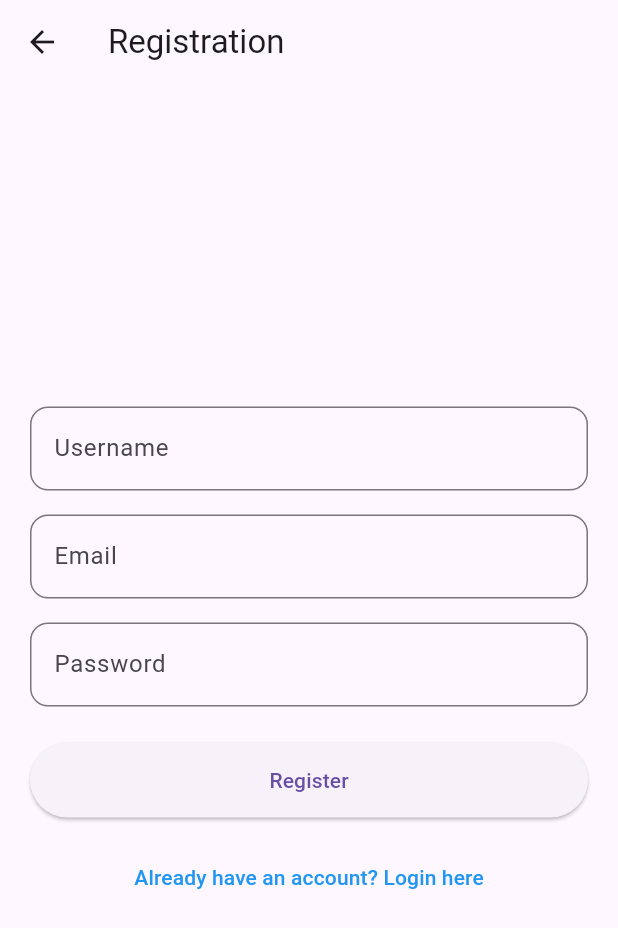
After one commit to nurfaidz/simply-inventory-with-flutter, a Flutter app: the RegistrationPage screen opened by its route, after a tap on "Register", on a phone screen of 412 x 824 dp. The commit adds this screen. Shown: the top 928 px of the screen. Run offline on Flutter 3.47's test engine with Material 3 defaults, Android fonts, the phone set to English and light mode, and no system bars.

Commit message:
feat(route.dart): add registration page route to the app fix(login_page.dart): add button to navigate to the registration page feat(registration_page.dart): create registration page with form fields and buttons for registration and navigation to login page

```diff
--- a/lib/app/route.dart
+++ b/lib/app/route.dart
@@ -10,6 +10,7 @@ import '../features/outgoing_items/outgoing_item_page.dart';
 import '../features/outgoing_items/create_outgoing_item_page.dart';
 import '../features/outgoing_items/detail_outgoing_item_page.dart';
 import '../features/auths/login_page.dart';
+import '../features/auths/registration_page.dart';
 
 class AppRoutes {
   static Map<String, WidgetBuilder> get routes => {
@@ -31,5 +32,6 @@ class AppRoutes {
         '/outgoing-items/show': (context) => const DetailOutgoingItemPage(),
 
         '/login': (context) => const LoginPage(),
+        '/registration': (context) => const RegistrationPage(),
       };
 }
--- a/lib/features/auths/login_page.dart
+++ b/lib/features/auths/login_page.dart
@@ -39,7 +39,11 @@ class LoginPage extends StatelessWidget {
                     minimumSize: const Size.fromHeight(50),
                   ),
                   child: const Text('Login'),
-                )
+                ),
+                const SizedBox(height: 16),
+                TextButton(onPressed: () {
+                  Navigator.pushNamed(context, '/registration');
+                }, child: const Text('Create an account', style: TextStyle(color: Colors.blue),),)
               ],
             )
         )
--- /dev/null
+++ b/lib/features/auths/registration_page.dart
@@ -0,0 +1,56 @@
+import 'package:flutter/material.dart';
+
+class RegistrationPage extends StatelessWidget {
+  const RegistrationPage({super.key});
+
+  @override
+  Widget build(BuildContext context) {
+    return Scaffold(
+      appBar: AppBar(title: const Text('Registration')),
+      body: Padding(
+        padding: const EdgeInsets.all(20),
+        child: Column(
+          mainAxisAlignment: MainAxisAlignment.center,
+          children: [
+            TextField(
+              decoration: InputDecoration(
+                labelText: 'Username',
+                border: OutlineInputBorder(
+                  borderRadius: BorderRadius.circular(12),
+                ),
+              ),
+            ),
+            const SizedBox(height: 16),
+            TextField(
+              decoration: InputDecoration(
+                labelText: 'Email',
+                border: OutlineInputBorder(
+                  borderRadius: BorderRadius.circular(12),
+                ),
+              ),
+            ),
+            const SizedBox(height: 16),
+            TextField(
+              decoration: InputDecoration(
+                labelText: 'Password',
+                border: OutlineInputBorder(
+                  borderRadius: BorderRadius.circular(12),
+                ),
+              ),
+            ),
+            const SizedBox(height: 24),
+            ElevatedButton(onPressed: () {
+              Navigator.pushReplacementNamed(context, '/home');
+            }, style: ElevatedButton.styleFrom(
+              minimumSize: const Size.fromHeight(50),
+            ), child: const Text('Register'),),
+            const SizedBox(height: 16),
+            TextButton(onPressed: () {
+              Navigator.pushNamed(context, '/login');
+              }, child: const Text('Already have an account? Login here', style: TextStyle(color: Colors.blue),),)
+          ],
+        ),
+      ),
+    );
+  }
+}
```
